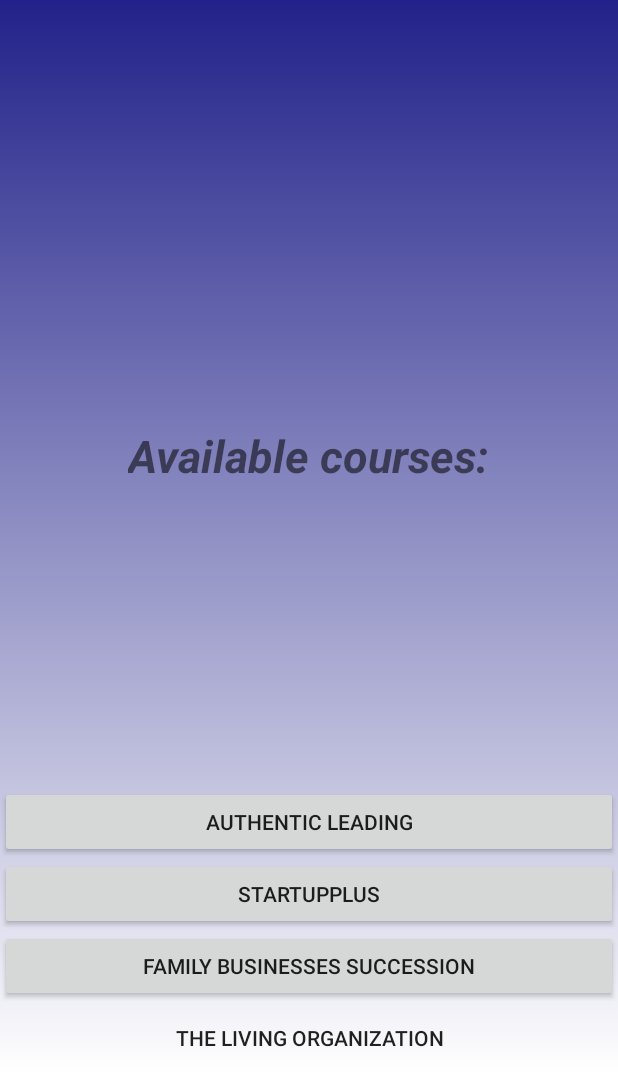
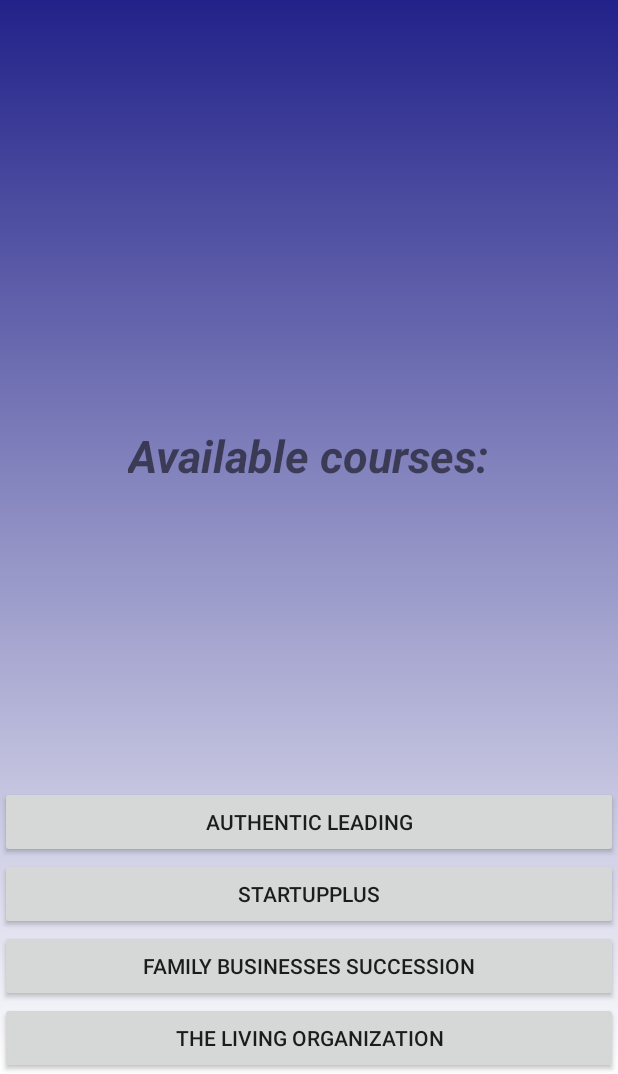
Before and after one commit to doggvalera/chrisevatt, an Android app: the layout mainpage.xml on its own in the app's theme, with its tools: preview values and no code run, on a phone screen of 412 x 824 dp, the part 162-1236 px from its top. Run offline under Robolectric (Android 15) with nearby library versions, the phone set to English and light mode, and no system bars.

Commit message:
Merge branch 'master' of C:\Users\VIO\AndroidStudioProjects\chrisevatt with conflicts.

```diff
--- a/app/src/main/res/layout/mainpage.xml
+++ b/app/src/main/res/layout/mainpage.xml
@@ -28,7 +28,7 @@
                 android:layout_alignParentStart="true"
                 android:layout_alignParentRight="true"
                 android:layout_alignParentEnd="true"
-                android:background="@android:color/transparent"
+
                 android:onClick="startCourse1"/>
 
             <Button
@@ -41,8 +41,7 @@
                 android:layout_alignParentLeft="true"
                 android:layout_alignParentStart="true"
                 android:layout_alignParentRight="true"
-                android:layout_alignParentEnd="true"
-                />
+                android:layout_alignParentEnd="true" />
 
             <Button
                 android:layout_width="210dp"
@@ -50,6 +49,7 @@
                 android:text="Authentic Leading"
                 android:id="@+id/button3"
                 android:layout_gravity="center_horizontal"
+                android:clickable="false"
                 android:layout_above="@+id/button2"
                 android:layout_alignParentLeft="true"
                 android:layout_alignParentStart="true"
```
Also changed, not shown: app/src/main/res/drawable/course_authleading.png (added), app/src/main/res/drawable/course_bookce.png (added), app/src/main/res/drawable/course_familybs.png (added), app/src/main/res/drawable/course_startup.png (added), 1 other file.
